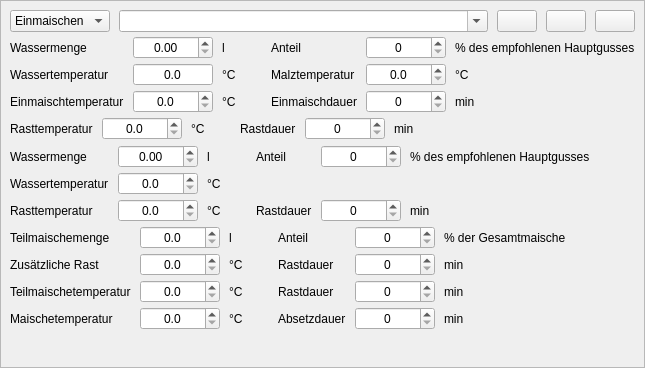
Before: the Qt Designer form kleiner-brauhelfer/widgets/wdgrast.ui in kleiner-brauhelfer/kleiner-brauhelfer-2, drawn with Qt 5.
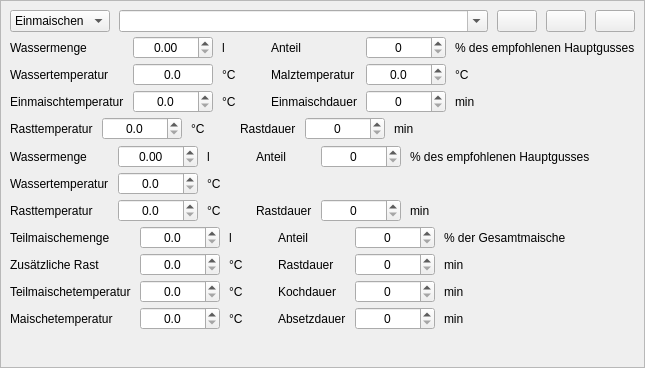
After: the same form once the commit is applied. Icons and pictures are not drawn. Custom widgets are drawn as their Qt base class.

```diff
--- a/kleiner-brauhelfer/widgets/wdgrast.ui
+++ b/kleiner-brauhelfer/widgets/wdgrast.ui
@@ -731,7 +731,7 @@
          <item row="2" column="4">
           <widget class="QLabel" name="label_23">
            <property name="text">
-            <string>Rastdauer</string>
+            <string>Kochdauer</string>
            </property>
           </widget>
          </item>
```
